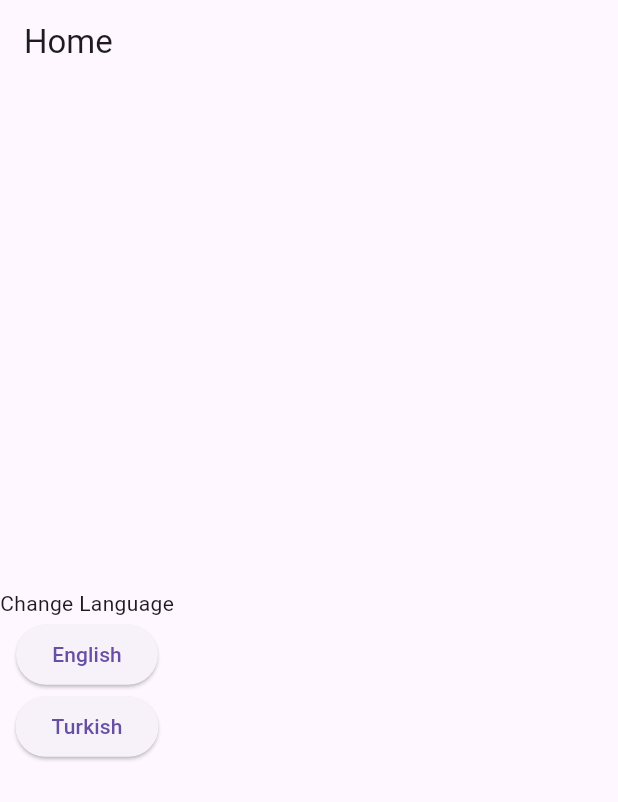
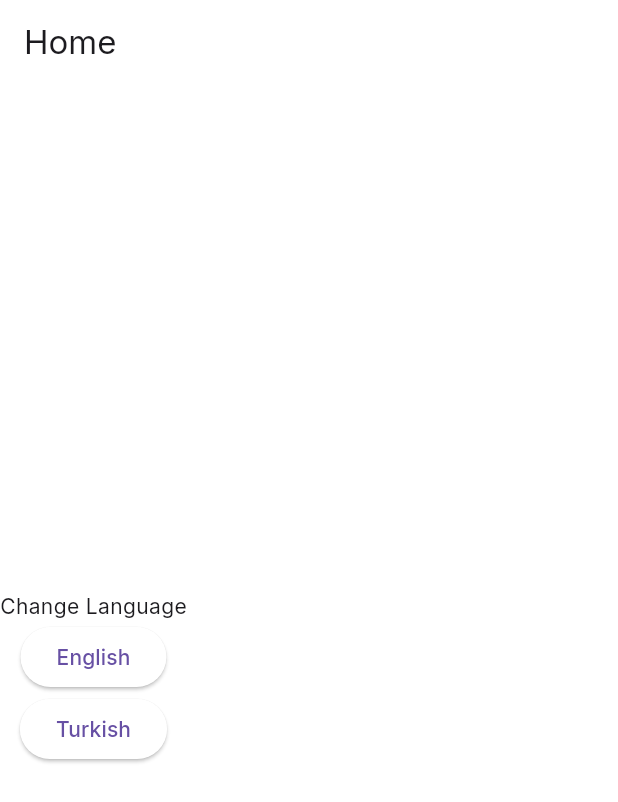
Before and after one commit to muratkondu19/architecture_template_v2, a Flutter app: the screen it shows after launch, on a phone screen of 412 x 824 dp. Shown: the top 802 px of the screen. Run offline on Flutter 3.47's test engine with Material 3 defaults, Android fonts, the phone set to English and light mode, and no system bars; our stand-ins replace easy_localization, envied, google_fonts, logger; missing offline and left inert: easy_logger; generated files the repository leaves out were written again.

Commit message:
Bağımlılıklar güncellendi; 'google_fonts', 'http', 'path_provider', 'path_provider_android', ve 'path_provider_foundation' paketleri eklendi. 'pubspec.yaml' dosyasında 'google_fonts' bağımlılığına yer verildi. 'AndroidManifest.xml' dosyasına internet izni eklendi. 'main.dart' dosyasında tema ayarları güncellendi ve 'HomeView' sınıfında metin stilleri uygulandı. VSCode ayarlarında satır uzunluğu 120 olarak değiştirildi.

```diff
--- a/lib/feature/home/view/homw_view.dart
+++ b/lib/feature/home/view/homw_view.dart
@@ -22,7 +22,7 @@ class _HomeViewState extends State<HomeView> with HomeViewMixin {
       body: Column(
         mainAxisAlignment: MainAxisAlignment.center,
         children: [
-          Text(AppEnvironmentItems.baseUrl.value),
+          Text(AppEnvironmentItems.baseUrl.value, style: Theme.of(context).textTheme.titleMedium),
           Text(LocaleKeys.home_change_language.tr()),
           ElevatedButton(
             onPressed: () {
--- a/lib/main.dart
+++ b/lib/main.dart
@@ -1,6 +1,7 @@
 import 'package:architecture_template/feature/home/view/homw_view.dart';
 import 'package:architecture_template/product/init/application_initalize.dart';
 import 'package:architecture_template/product/init/product_localization.dart';
+import 'package:architecture_template/product/theme/index.dart';
 import 'package:easy_localization/easy_localization.dart';
 import 'package:flutter/material.dart';
 
@@ -17,6 +18,9 @@ class _MyApp extends StatelessWidget {
       localizationsDelegates: context.localizationDelegates,
       supportedLocales: context.supportedLocales,
       locale: context.locale,
+      theme: CustomLightTheme().themeData,
+      darkTheme: CustomDarkTheme().themeData,
+      themeMode: ThemeMode.light,
       home: const HomeView(),
     );
   }
--- /dev/null
+++ b/lib/product/theme/custom_color_scheme.dart
@@ -0,0 +1,62 @@
+import 'package:flutter/material.dart';
+
+final class CustomColorScheme {
+  CustomColorScheme._();
+
+  static const lightColorScheme = ColorScheme(
+    brightness: Brightness.light,
+    primary: Color(0xFF6750A4),
+    onPrimary: Color(0xFFFFFFFF),
+    primaryContainer: Color(0xFFEADDFF),
+    onPrimaryContainer: Color(0xFF21005D),
+    secondary: Color(0xFF625B71),
+    onSecondary: Color(0xFFFFFFFF),
+    secondaryContainer: Color(0xFFE8DEF8),
+    onSecondaryContainer: Color(0xFF1D192B),
+    tertiary: Color(0xFF7D5260),
+    onTertiary: Color(0xFFFFFFFF),
+    tertiaryContainer: Color(0xffffffd8e4),
+    onTertiaryContainer: Color(0xFF31111D),
+    error: Color(0xFFB3261E),
+    onError: Color(0xFFFFFFFF),
+    errorContainer: Color(0xFFF9DEDC),
+    onErrorContainer: Color(0xFF410E0B),
+    surface: Color(0xFFFFFFFF),
+    onSurface: Color(0xFF1C1B1F),
+    onSurfaceVariant: Color(0xFF49454F),
+    outline: Color(0xFF79747E),
+    onInverseSurface: Color(0xFFF4EFF4),
+    inverseSurface: Color(0xFF313033),
+  );
+
+  static const darkColorScheme = ColorScheme(
+    brightness: Brightness.dark,
+    primary: Color(0xFFD0BCFF),
+    onPrimary: Color(0xFF371E73),
+    primaryContainer: Color(0xFF4F378B),
+    onPrimaryContainer: Color(0xFFEADDFF),
+    secondary: Color(0xFFCAC4D0),
+    onSecondary: Color(0xFF2E2938),
+    secondaryContainer: Color(0xFF45404E),
+    onSecondaryContainer: Color(0xFFE8DEF8),
+    tertiary: Color(0xFFEFB8C8),
+    onTertiary: Color(0xFF492532),
+    tertiaryContainer: Color(0xFF633B48),
+    onTertiaryContainer: Color(0xFFFFD8E4),
+    error: Color(0xFFF2B8B5),
+    onError: Color(0xFF601410),
+    errorContainer: Color(0xFF8C1D18),
+    onErrorContainer: Color(0xFFF9DEDC),
+    surface: Color(0xFF1C1B1F),
+    onSurface: Color(0xFFE6E1E5),
+    onSurfaceVariant: Color(0xFFCAC4D0),
+    outline: Color(0xFF938F99),
+    onInverseSurface: Color(0xFF313033),
+    inverseSurface: Color(0xFFE6E1E5),
+    inversePrimary: Color(0xFF6750A4),
+    shadow: Color(0xFF000000),
+    surfaceTint: Color(0xFFD0BCFF),
+    outlineVariant: Color(0xFF49454F),
+    scrim: Color(0xFF000000),
+  );
+}
--- /dev/null
+++ b/lib/product/theme/custom_dark_theme.dart
@@ -0,0 +1,50 @@
+import 'package:architecture_template/product/theme/custom_color_scheme.dart';
+import 'package:architecture_template/product/theme/custom_theme.dart';
+import 'package:flutter/material.dart';
+import 'package:google_fonts/google_fonts.dart';
+
+/// Koyu tema (Dark Theme) konfigürasyonu için özel sınıf
+///
+/// Bu sınıf:
+/// - CustomTheme abstract sınıfını extend eder
+/// - Koyu tema için özel renk şeması ve font ayarları sağlar
+/// - Material 3 tasarım sistemini kullanır
+/// - Google Fonts ile Inter font ailesini entegre eder
+///
+/// Kullanım: CustomDarkTheme() ile instance oluşturulur
+/// Genellikle ThemeData olarak MaterialApp'e verilir
+/// Kullanıcı tercihi veya sistem ayarına göre otomatik seçilir
+final class CustomDarkTheme extends CustomTheme {
+  /// Floating Action Button tema konfigürasyonu
+  ///
+  /// @override ile CustomTheme abstract sınıfındaki metodu implement eder
+  ///
+  /// Özellikler:
+  /// - backgroundColor: CustomColorScheme.darkColorScheme.primary rengi kullanır
+  /// - Koyu temada primary renk ile uyumlu FAB tasarımı sağlar
+  /// - Göz yorgunluğunu azaltan kontrast oranları
+  @override
+  FloatingActionButtonThemeData get floatingActionButtonThemeData => FloatingActionButtonThemeData(
+    backgroundColor: CustomColorScheme.darkColorScheme.primary,
+  );
+
+  /// Ana tema verisi (ThemeData) konfigürasyonu
+  ///
+  /// @override ile CustomTheme abstract sınıfındaki metodu implement eder
+  ///
+  /// Tema özellikleri:
+  /// - useMaterial3: true - Material 3 tasarım sistemini aktif eder
+  /// - colorScheme: CustomColorScheme.darkColorScheme - Özel koyu tema renk şeması
+  /// - floatingActionButtonTheme: floatingActionButtonThemeData - FAB tema ayarları
+  /// - fontFamily: GoogleFonts.inter().fontFamily - Inter font ailesi
+  ///
+  /// Bu tema, uygulamanın koyu tema görünümünü tamamen kontrol eder
+  /// Gece modu ve düşük ışık koşullarında ideal görünüm sağlar
+  @override
+  ThemeData get themeData => ThemeData(
+    useMaterial3: true, // Material 3 tasarım sistemini kullan
+    colorScheme: CustomColorScheme.darkColorScheme, // Özel koyu tema renk şeması
+    floatingActionButtonTheme: floatingActionButtonThemeData, // FAB tema ayarları
+    fontFamily: GoogleFonts.inter().fontFamily, // Inter font ailesi
+  );
+}
--- /dev/null
+++ b/lib/product/theme/custom_light_theme.dart
@@ -0,0 +1,47 @@
+import 'package:architecture_template/product/theme/custom_color_scheme.dart';
+import 'package:architecture_template/product/theme/custom_theme.dart';
+import 'package:flutter/material.dart';
+import 'package:google_fonts/google_fonts.dart';
+
+/// Açık tema (Light Theme) konfigürasyonu için özel sınıf
+///
+/// Bu sınıf:
+/// - CustomTheme abstract sınıfını extend eder
+/// - Açık tema için özel renk şeması ve font ayarları sağlar
+/// - Material 3 tasarım sistemini kullanır
+/// - Google Fonts ile Inter font ailesini entegre eder
+///
+/// Kullanım: CustomLightTheme() ile instance oluşturulur
+/// Genellikle ThemeData olarak MaterialApp'e verilir
+final class CustomLightTheme extends CustomTheme {
+  /// Floating Action Button tema konfigürasyonu
+  ///
+  /// @override ile CustomTheme abstract sınıfındaki metodu implement eder
+  ///
+  /// Özellikler:
+  /// - backgroundColor: CustomColorScheme.lightColorScheme.primary rengi kullanır
+  /// - Açık temada primary renk ile uyumlu FAB tasarımı sağlar
+  @override
+  FloatingActionButtonThemeData get floatingActionButtonThemeData => FloatingActionButtonThemeData(
+    backgroundColor: CustomColorScheme.lightColorScheme.primary,
+  );
+
+  /// Ana tema verisi (ThemeData) konfigürasyonu
+  ///
+  /// @override ile CustomTheme abstract sınıfındaki metodu implement eder
+  ///
+  /// Tema özellikleri:
+  /// - useMaterial3: true - Material 3 tasarım sistemini aktif eder
+  /// - colorScheme: CustomColorScheme.lightColorScheme - Özel açık tema renk şeması
+  /// - floatingActionButtonTheme: floatingActionButtonThemeData - FAB tema ayarları
+  /// - fontFamily: GoogleFonts.inter().fontFamily - Inter font ailesi
+  ///
+  /// Bu tema, uygulamanın açık tema görünümünü tamamen kontrol eder
+  @override
+  ThemeData get themeData => ThemeData(
+    useMaterial3: true, // Material 3 tasarım sistemini kullan
+    colorScheme: CustomColorScheme.lightColorScheme, // Özel açık tema renk şeması
+    floatingActionButtonTheme: floatingActionButtonThemeData, // FAB tema ayarları
+    fontFamily: GoogleFonts.inter().fontFamily, // Inter font ailesi
+  );
+}
--- /dev/null
+++ b/lib/product/theme/custom_theme.dart
@@ -0,0 +1,47 @@
+import 'package:flutter/material.dart';
+
+/// Tema konfigürasyonu için abstract (soyut) sınıf
+///
+/// Bu sınıf:
+/// - Tema konfigürasyonu için ortak interface tanımlar
+/// - Light ve Dark tema sınıflarının implement etmesi gereken metodları belirler
+/// - Tema tutarlılığını ve standartlaşmayı sağlar
+/// - Polymorphism ile farklı tema türlerinin kullanılmasına izin verir
+///
+/// Kullanım:
+/// - CustomLightTheme extends CustomTheme
+/// - CustomDarkTheme extends CustomTheme
+/// - Tema değişikliklerinde aynı interface kullanılır
+///
+/// Avantajları:
+/// - Kod tekrarını önler
+/// - Tema değişikliklerini kolaylaştırır
+/// - Test edilebilirliği artırır
+/// - Bakım kolaylığı sağlar
+abstract class CustomTheme {
+  /// Ana tema verisi (ThemeData) getter metodu
+  ///
+  /// Bu metod:
+  /// - Flutter'ın ThemeData sınıfını döndürür
+  /// - Uygulamanın genel görünümünü kontrol eder
+  /// - Renk şeması, font, boyut gibi tüm tema özelliklerini içerir
+  ///
+  /// Implement eden sınıflar:
+  /// - Light tema için açık renk şeması döndürmeli
+  /// - Dark tema için koyu renk şeması döndürmeli
+  /// - Material 3 tasarım sistemini kullanmalı
+  ThemeData get themeData;
+
+  /// Floating Action Button tema konfigürasyonu getter metodu
+  ///
+  /// Bu metod:
+  /// - FloatingActionButtonThemeData sınıfını döndürür
+  /// - FAB'ın görünümünü ve davranışını kontrol eder
+  /// - Renk, boyut, şekil gibi FAB özelliklerini belirler
+  ///
+  /// Implement eden sınıflar:
+  /// - Light tema için açık renkli FAB döndürmeli
+  /// - Dark tema için koyu renkli FAB döndürmeli
+  /// - Primary renk ile uyumlu tasarım sağlamalı
+  FloatingActionButtonThemeData get floatingActionButtonThemeData;
+}
--- /dev/null
+++ b/lib/product/theme/index.dart
@@ -0,0 +1,4 @@
+export 'custom_color_scheme.dart';
+export 'custom_dark_theme.dart';
+export 'custom_light_theme.dart';
+export 'custom_theme.dart';
--- a/pubspec.yaml
+++ b/pubspec.yaml
@@ -35,6 +35,7 @@ dependencies:
   #Utilit
   easy_logger: ^0.0.2
   logger: ^2.6.1 #Logging için kullanılır.
+  google_fonts: ^6.3.1
 
   #UI
   cupertino_icons: ^1.0.8 #Cupertino icons için kullanılır.
```
Also changed, not shown: pubspec.lock, 2 other files.
